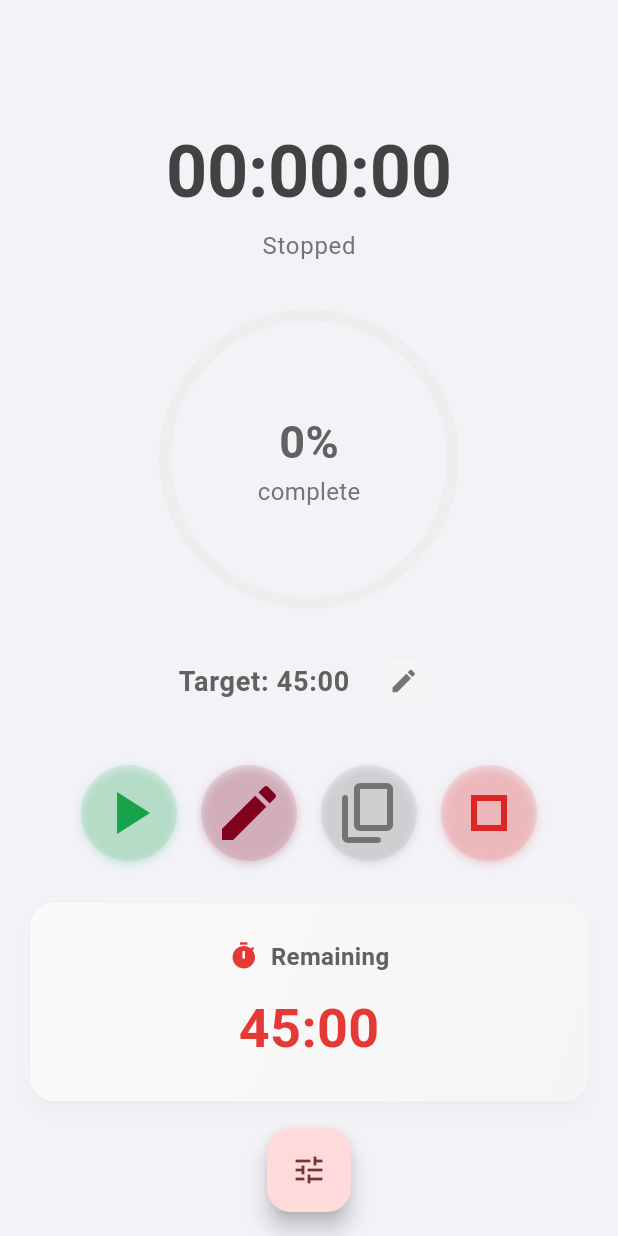
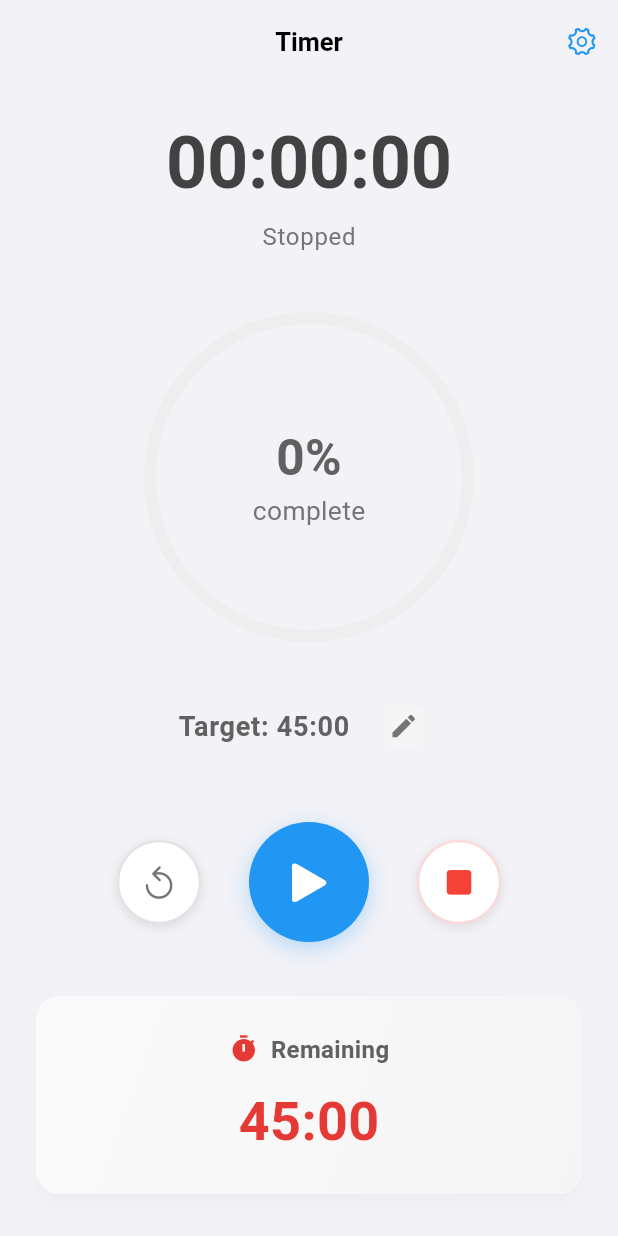
Before and after one commit to robertmrobo/live-match-blogger, a Flutter app: the screen it shows after launch, on a phone screen of 412 x 824 dp. Run offline on Flutter 3.47's test engine with Material 3 defaults, Android fonts, the light colour scheme and no system bars; our stand-ins replace hooks_riverpod.

Commit message:
Added a splash screen and moved timer controls from the home page to a separate settings page

```diff
--- a/lib/features/extensions/duration_format.dart
+++ b/lib/features/extensions/duration_format.dart
@@ -1,4 +1,3 @@
-// Helper extension to format duration as MM:SS
 extension DurationFormat on Duration {
   String toMMSS() {
     final minutes = inMinutes.remainder(60).toString().padLeft(2, '0');
--- a/lib/features/timer/dialogs/edit_target_dialog.dart
+++ b/lib/features/timer/dialogs/edit_target_dialog.dart
@@ -150,7 +150,6 @@ class EditTargetDialog {
     return Column(
       crossAxisAlignment: CrossAxisAlignment.start,
       children: [
-        // iOS-style label above the input
         Padding(
           padding: const EdgeInsets.only(left: 4, bottom: 8),
           child: Text(
@@ -162,7 +161,6 @@ class EditTargetDialog {
             ),
           ),
         ),
-        // Input field without label
         Container(
           decoration: BoxDecoration(
             borderRadius: BorderRadius.circular(10),
--- a/lib/features/timer/dialogs/edit_timer_dialog.dart
+++ b/lib/features/timer/dialogs/edit_timer_dialog.dart
@@ -134,7 +134,6 @@ class EditTimerDialog {
     return Column(
       crossAxisAlignment: CrossAxisAlignment.start,
       children: [
-        // iOS-style label above the input
         Padding(
           padding: const EdgeInsets.only(left: 4, bottom: 8),
           child: Text(
@@ -146,7 +145,6 @@ class EditTimerDialog {
             ),
           ),
         ),
-        // Input field without label
         Container(
           decoration: BoxDecoration(
             borderRadius: BorderRadius.circular(10),
--- a/lib/features/timer/pages/timer_page.dart
+++ b/lib/features/timer/pages/timer_page.dart
@@ -1,5 +1,7 @@
+
 import 'package:flutter/material.dart';
 import 'package:hooks_riverpod/hooks_riverpod.dart';
+import 'package:flutter/cupertino.dart';
 
 import '../providers/target_time_notifier.dart';
 import '../providers/timer_notifier.dart';
@@ -8,7 +10,7 @@ import '../widgets/timer_controls.dart';
 import '../widgets/circular_progress_indicator.dart' as custom;
 import '../widgets/target_time_display.dart';
 import '../widgets/remaining_time_card.dart';
-import '../widgets/quick_time_adjustment.dart';
+import '../widgets/timer_settings_sheet.dart';
 
 class TimerPage extends ConsumerStatefulWidget {
   const TimerPage({super.key});
@@ -18,22 +20,56 @@ class TimerPage extends ConsumerStatefulWidget {
 }
 
 class _TimerPageState extends ConsumerState<TimerPage> {
-  bool _showQuickAdjustment = false;
+
+  void _showSettingsSheet() {
+    showModalBottomSheet(
+      context: context,
+      isScrollControlled: true,
+      backgroundColor: Colors.transparent,
+      builder: (context) => const TimerSettingsSheet(),
+    );
+  }
 
   @override
   Widget build(BuildContext context) {
     final timerData = ref.watch(timerProvider);
     final timerNotifier = ref.read(timerProvider.notifier);
-
     final targetTime = ref.watch(targetTimeProvider);
     final targetTimeNotifier = ref.read(targetTimeProvider.notifier);
 
     return Scaffold(
+      // iOS-style navigation bar
+      appBar: AppBar(
+        title: const Text(
+          'Timer',
+          style: TextStyle(
+            fontWeight: FontWeight.w600,
+            fontSize: 17, // iOS standard title size
+          ),
+        ),
+        centerTitle: true, // iOS centers titles
+        backgroundColor: Colors.transparent,
+        elevation: 0,
+        scrolledUnderElevation: 0,
+        actions: [
+          // iOS-style settings button
+          IconButton(
+            onPressed: _showSettingsSheet,
+            icon: const Icon(
+              CupertinoIcons.gear_alt,
+              size: 22,
+            ),
+            style: IconButton.styleFrom(
+              foregroundColor: Colors.blue, // iOS blue
+            ),
+          ),
+        ],
+      ),
       body: SafeArea(
         child: Center(
           child: SingleChildScrollView(
             child: Padding(
-              padding: const EdgeInsets.symmetric(horizontal: 16.0, vertical: 24.0),
+              padding: const EdgeInsets.symmetric(horizontal: 20.0, vertical: 24.0),
               child: Column(
                 mainAxisAlignment: MainAxisAlignment.center,
                 children: [
@@ -42,20 +78,21 @@ class _TimerPageState extends ConsumerState<TimerPage> {
                     targetTime: targetTime,
                     targetTimeNotifier: targetTimeNotifier,
                   ),
-                  const SizedBox(height: 32),
+                  const SizedBox(height: 40),
                   custom.CircularProgressIndicator(
                     elapsed: timerData.duration,
                     target: targetTime,
-                    size: 200,
+                    size: 220,
                   ),
-                  const SizedBox(height: 24),
+                  const SizedBox(height: 32),
                   const TargetTimeDisplay(),
-                  const SizedBox(height: 32),
+                  const SizedBox(height: 40),
+                  // Simplified controls - only essential buttons
                   TimerControls(
                     timerData: timerData,
                     timerNotifier: timerNotifier,
                   ),
-                  const SizedBox(height: 24),
+                  const SizedBox(height: 32),
                   RemainingTimeCard(
                     elapsed: timerData.duration,
                     target: targetTime,
@@ -66,26 +103,6 @@ class _TimerPageState extends ConsumerState<TimerPage> {
           ),
         ),
       ),
-      floatingActionButton: Column(
-        mainAxisAlignment: MainAxisAlignment.end,
-        children: [
-          if (_showQuickAdjustment) ...[
-            QuickTimeAdjustment(
-              onClose: () => setState(() => _showQuickAdjustment = false),
-            ),
-            const SizedBox(height: 16),
-          ],
-          FloatingActionButton(
-            onPressed: () => setState(() => _showQuickAdjustment = !_showQuickAdjustment),
-            child: AnimatedRotation(
-              turns: _showQuickAdjustment ? 0.125 : 0,
-              duration: const Duration(milliseconds: 200),
-              child: Icon(_showQuickAdjustment ? Icons.close : Icons.tune),
-            ),
-          ),
-        ],
-      ),
-      floatingActionButtonLocation: FloatingActionButtonLocation.centerFloat,
     );
   }
 }
--- a/lib/features/timer/widgets/timer_controls.dart
+++ b/lib/features/timer/widgets/timer_controls.dart
@@ -1,12 +1,10 @@
 import 'package:flutter/material.dart';
-import 'package:flutter/services.dart';
-import 'package:live_match_blogger/features/extensions/duration_format.dart';
+import 'package:flutter/cupertino.dart';
 import '../models/timer_data.dart';
 import '../models/timer_state.dart';
 import '../providers/timer_notifier.dart';
-import '../dialogs/edit_timer_dialog.dart';
 import '../dialogs/stop_confirmation_dialog.dart';
-import '../utils/app_color_scheme.dart';
+import '../dialogs/restart_confirmation_dialog.dart';
 
 class TimerControls extends StatelessWidget {
   final TimerData timerData;
@@ -23,66 +21,99 @@ class TimerControls extends StatelessWidget {
     return Row(
       mainAxisAlignment: MainAxisAlignment.center,
       children: [
-        _buildControlButton(
-          icon: timerData.state == TimerState.running
-              ? Icons.pause
-              : Icons.play_arrow,
-          onPressed: () => _toggleTimer(timerNotifier, timerData.state),
-          color: timerData.state == TimerState.running
-              ? AppColors.warning
-              : AppColors.success,
-          size: 48,
+        // Restart Button (Left)
+        _buildSecondaryButton(
+          icon: CupertinoIcons.restart,
+          onTap: () => _showRestartConfirmation(context),
+          color: Colors.grey.shade600,
         ),
-        const SizedBox(width: 16),
-        _buildControlButton(
-          icon: Icons.edit,
-          onPressed: () => EditTimerDialog.show(context, timerNotifier, timerData.duration),
-          color: AppColors.primary,
-          size: 48,
-        ),
-        const SizedBox(width: 16),
-        _buildControlButton(
-          icon: Icons.content_copy_rounded,
-          onPressed: () => _copyToClipboard(context, timerData.duration),
-          color: AppColors.neutral500,
-          size: 48,
-        ),
-        const SizedBox(width: 16),
-        _buildControlButton(
-          icon: Icons.stop_outlined,
-          onPressed: () => StopConfirmationDialog.show(context, timerNotifier, timerData),
-          color: AppColors.danger,
-          size: 48,
+
+        const SizedBox(width: 32),
+
+        // Primary Play/Pause Button (Center)
+        _buildPrimaryButton(),
+
+        const SizedBox(width: 32),
+
+        // Stop Button (Right)
+        _buildSecondaryButton(
+          icon: CupertinoIcons.stop_fill,
+          onTap: () => _showStopConfirmation(context),
+          color: Colors.red.shade500,
         ),
       ],
     );
   }
 
-  Widget _buildControlButton({
+  Widget _buildPrimaryButton() {
+    final isRunning = timerData.state == TimerState.running;
+    final color = isRunning ? Colors.orange : Colors.blue;
+    final icon = isRunning ? CupertinoIcons.pause_fill : CupertinoIcons.play_fill;
+
+    return Container(
+      decoration: BoxDecoration(
+        shape: BoxShape.circle,
+        boxShadow: [
+          BoxShadow(
+            color: color.withOpacity(0.3),
+            blurRadius: 12,
+            offset: const Offset(0, 4),
+          ),
+        ],
+      ),
+      child: GestureDetector(
+        onTap: () => _toggleTimer(timerNotifier, timerData.state),
+        child: Container(
+          width: 80,
+          height: 80,
+          decoration: BoxDecoration(
+            color: color,
+            shape: BoxShape.circle,
+          ),
+          child: Icon(
+            icon,
+            size: 36,
+            color: Colors.white,
+          ),
+        ),
+      ),
+    );
+  }
+
+  Widget _buildSecondaryButton({
     required IconData icon,
-    required VoidCallback onPressed,
+    required VoidCallback onTap,
     required Color color,
-    required double size,
   }) {
     return Container(
       decoration: BoxDecoration(
         shape: BoxShape.circle,
         boxShadow: [
           BoxShadow(
-            color: color.withOpacity(0.2),
-            blurRadius: 4,
+            color: Colors.black.withOpacity(0.1),
+            blurRadius: 6,
             offset: const Offset(0, 2),
           ),
         ],
       ),
-      child: IconButton(
-        onPressed: onPressed,
-        icon: Icon(icon, size: size),
-        color: color,
-        splashRadius: size / 4,
-        style: IconButton.styleFrom(
-          backgroundColor: color.withOpacity(0.1),
-          shape: const CircleBorder(),
+      child: GestureDetector(
+        onTap: onTap,
+        child: Container(
+          width: 56,
+          height: 56,
+          decoration: BoxDecoration(
+            color: Colors.white,
+            shape: BoxShape.circle,
+            border: Border.all(
+              color: color.withOpacity(0.2),
+              width: 1.5,
+            ),
+          ),
+          child: Icon(
+            icon,
+            size: 24,
+            color: color,
+          ),
         ),
       ),
     );
@@ -102,13 +133,11 @@ class TimerControls extends StatelessWidget {
     }
   }
 
-  void _copyToClipboard(BuildContext context, Duration duration) {
-    Clipboard.setData(ClipboardData(text: duration.toMMSS()));
-    ScaffoldMessenger.of(context).showSnackBar(
-      SnackBar(
-        content: Text('Timer copied: ${duration.toMMSS()}'),
-        backgroundColor: AppColors.neutral700,
-      ),
-    );
+  void _showRestartConfirmation(BuildContext context) {
+    RestartConfirmationDialog.show(context, timerNotifier, timerData);
+  }
+
+  void _showStopConfirmation(BuildContext context) {
+    StopConfirmationDialog.show(context, timerNotifier, timerData);
   }
 }
```
Also changed, not shown: lib/features/timer/dialogs/restart_confirmation_dialog.dart (added, +65 -0 lines), lib/features/timer/widgets/timer_settings_sheet.dart (added, +383 -0 lines), 1 other file.
